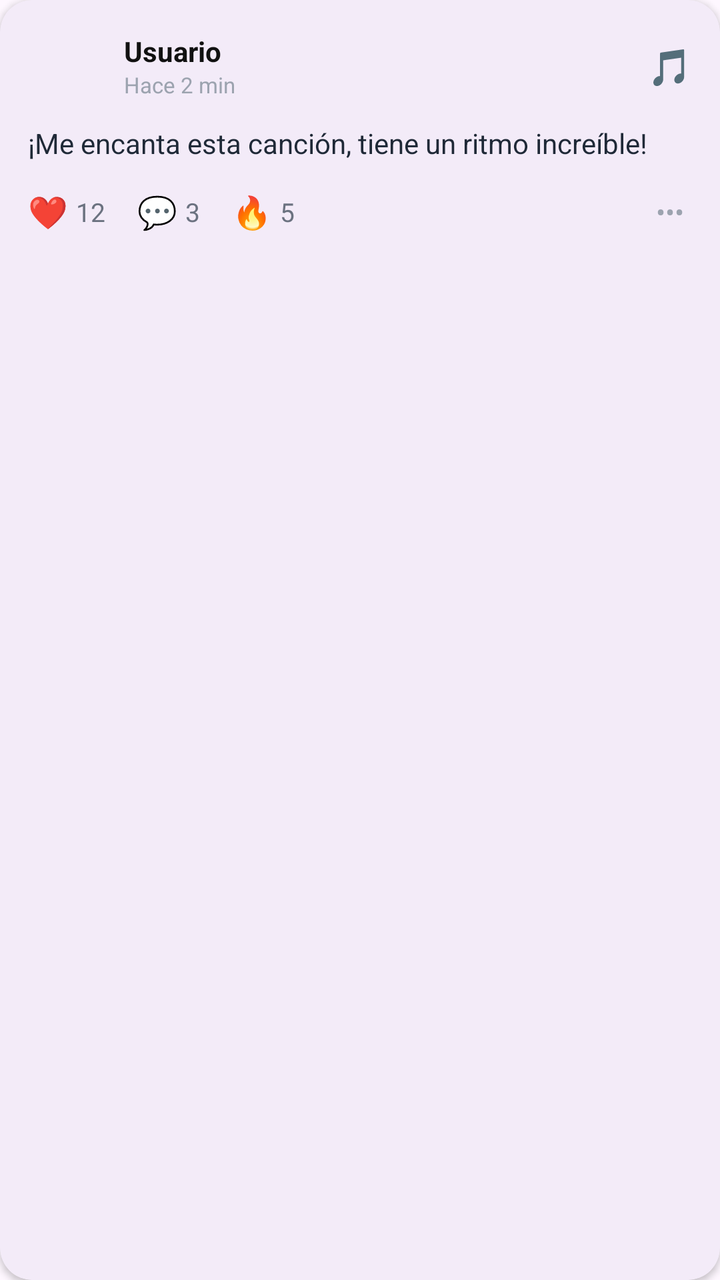
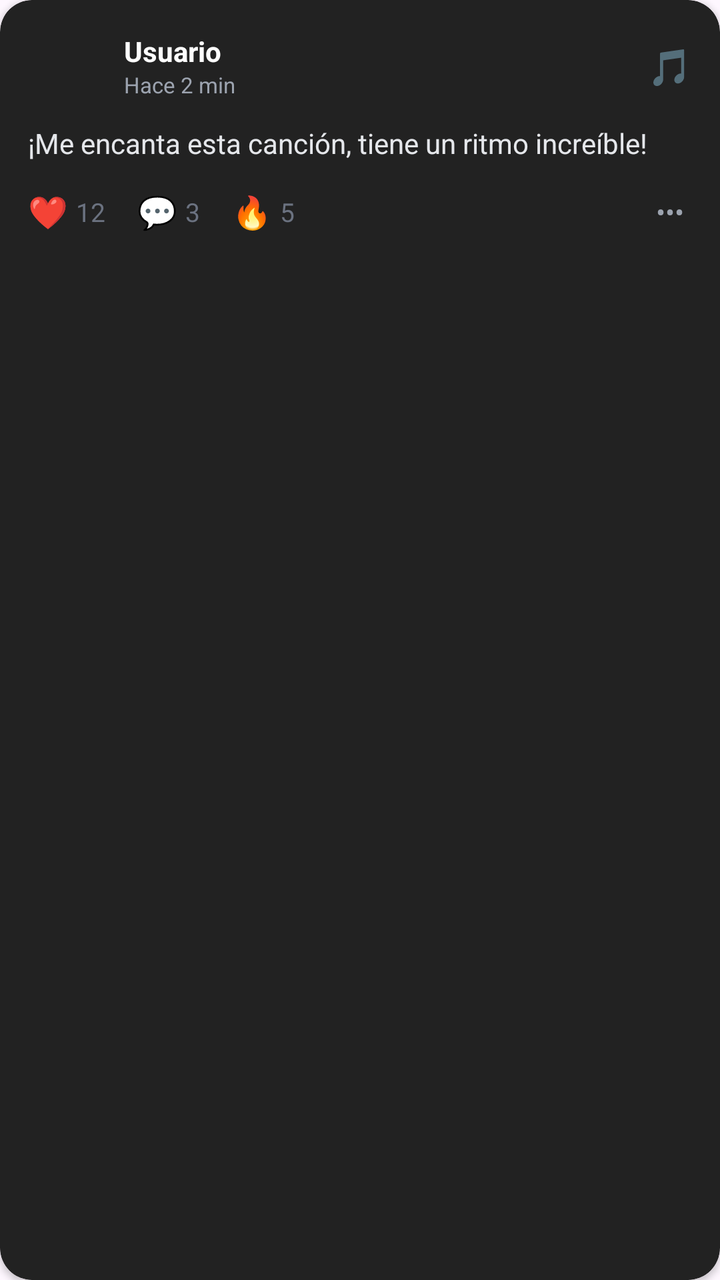

Two renders of the same Android screen: before a commit and after it. Below are the layout's source before the change and the commit's diff.
<!-- AndroidManifest.xml: application theme Theme.Panchify -->
<!-- res/layout/item_comment.xml -->
<?xml version="1.0" encoding="utf-8"?>
<com.google.android.material.card.MaterialCardView
    xmlns:android="http://schemas.android.com/apk/res/android"
    xmlns:app="http://schemas.android.com/apk/res-auto"
    android:id="@+id/cardComment"
    android:layout_width="match_parent"
    android:layout_height="wrap_content"
    android:layout_marginHorizontal="12dp"
    android:layout_marginVertical="6dp"
    app:cardCornerRadius="16dp"
    app:cardElevation="2dp"
    app:strokeWidth="0dp">

    <LinearLayout
        android:layout_width="match_parent"
        android:layout_height="wrap_content"
        android:orientation="vertical"
        android:padding="14dp">

        
        <LinearLayout
            android:layout_width="match_parent"
            android:layout_height="wrap_content"
            android:orientation="horizontal"
            android:gravity="center_vertical">

            <ImageView
                android:id="@+id/imgUserAvatar"
                android:layout_width="38dp"
                android:layout_height="38dp"
                android:scaleType="centerCrop"
                android:src="@android:drawable/sym_def_app_icon"
                android:background="@android:drawable/sym_def_app_icon"
                android:contentDescription="Avatar"/>

            <LinearLayout
                android:layout_width="0dp"
                android:layout_height="wrap_content"
                android:layout_weight="1"
                android:orientation="vertical"
                android:layout_marginStart="10dp">

                <TextView
                    android:id="@+id/txtUserName"
                    android:layout_width="wrap_content"
                    android:layout_height="wrap_content"
                    android:text="Usuario"
                    android:textStyle="bold"
                    android:textSize="14sp"
                    android:textColor="#111111"/>

                <TextView
                    android:id="@+id/txtCommentTime"
                    android:layout_width="wrap_content"
                    android:layout_height="wrap_content"
                    android:text="Hace 2 min"
                    android:textSize="11sp"
                    android:textColor="#9CA3AF"/>
            </LinearLayout>

            
            <TextView
                android:id="@+id/txtMusicEmoji"
                android:layout_width="wrap_content"
                android:layout_height="wrap_content"
                android:text="🎵"
                android:textSize="18sp"/>
        </LinearLayout>

        
        <TextView
            android:id="@+id/txtCommentText"
            android:layout_width="match_parent"
            android:layout_height="wrap_content"
            android:layout_marginTop="10dp"
            android:text="¡Me encanta esta canción, tiene un ritmo increíble!"
            android:textSize="14sp"
            android:textColor="#1F2937"
            android:lineSpacingMultiplier="1.3"/>

        
        <LinearLayout
            android:id="@+id/layoutSongRef"
            android:layout_width="match_parent"
            android:layout_height="wrap_content"
            android:orientation="horizontal"
            android:gravity="center_vertical"
            android:layout_marginTop="8dp"
            android:padding="8dp"
            android:background="#F3F4F6"
            android:visibility="gone">

            <TextView
                android:layout_width="wrap_content"
                android:layout_height="wrap_content"
                android:text="🎧"
                android:textSize="16sp"
                android:layout_marginEnd="6dp"/>

            <TextView
                android:id="@+id/txtSongRef"
                android:layout_width="0dp"
                android:layout_height="wrap_content"
                android:layout_weight="1"
                android:text="Nombre de la canción"
                android:textSize="12sp"
                android:textColor="#6B7280"
                android:ellipsize="end"
                android:maxLines="1"/>
        </LinearLayout>

        
        <LinearLayout
            android:layout_width="match_parent"
            android:layout_height="wrap_content"
            android:orientation="horizontal"
            android:layout_marginTop="10dp"
            android:gravity="center_vertical">

            
            <LinearLayout
                android:id="@+id/btnLike"
                android:layout_width="wrap_content"
                android:layout_height="wrap_content"
                android:orientation="horizontal"
                android:gravity="center_vertical"
                android:background="?attr/selectableItemBackgroundBorderless"
                android:paddingEnd="16dp"
                android:paddingVertical="4dp"
                android:clickable="true"
                android:focusable="true">

                <TextView
                    android:layout_width="wrap_content"
                    android:layout_height="wrap_content"
                    android:text="❤️"
                    android:textSize="16sp"/>

                <TextView
                    android:id="@+id/txtLikeCount"
                    android:layout_width="wrap_content"
                    android:layout_height="wrap_content"
                    android:text="12"
                    android:textSize="13sp"
                    android:textColor="#6B7280"
                    android:layout_marginStart="4dp"/>
            </LinearLayout>

            
            <LinearLayout
                android:id="@+id/btnReply"
                android:layout_width="wrap_content"
                android:layout_height="wrap_content"
                android:orientation="horizontal"
                android:gravity="center_vertical"
                android:background="?attr/selectableItemBackgroundBorderless"
                android:paddingEnd="16dp"
                android:paddingVertical="4dp"
                android:clickable="true"
                android:focusable="true">

                <TextView
                    android:layout_width="wrap_content"
                    android:layout_height="wrap_content"
                    android:text="💬"
                    android:textSize="16sp"/>

                <TextView
                    android:id="@+id/txtReplyCount"
                    android:layout_width="wrap_content"
                    android:layout_height="wrap_content"
                    android:text="3"
                    android:textSize="13sp"
                    android:textColor="#6B7280"
                    android:layout_marginStart="4dp"/>
            </LinearLayout>

            
            <LinearLayout
                android:id="@+id/btnFire"
                android:layout_width="wrap_content"
                android:layout_height="wrap_content"
                android:orientation="horizontal"
                android:gravity="center_vertical"
                android:background="?attr/selectableItemBackgroundBorderless"
                android:paddingEnd="16dp"
                android:paddingVertical="4dp"
                android:clickable="true"
                android:focusable="true">

                <TextView
                    android:layout_width="wrap_content"
                    android:layout_height="wrap_content"
                    android:text="🔥"
                    android:textSize="16sp"/>

                <TextView
                    android:id="@+id/txtFireCount"
                    android:layout_width="wrap_content"
                    android:layout_height="wrap_content"
                    android:text="5"
                    android:textSize="13sp"
                    android:textColor="#6B7280"
                    android:layout_marginStart="4dp"/>
            </LinearLayout>

            <View
                android:layout_width="0dp"
                android:layout_height="1dp"
                android:layout_weight="1"/>

            
            <TextView
                android:id="@+id/btnOptions"
                android:layout_width="wrap_content"
                android:layout_height="wrap_content"
                android:text="•••"
                android:textSize="14sp"
                android:textColor="#9CA3AF"
                android:background="?attr/selectableItemBackgroundBorderless"
                android:paddingVertical="4dp"
                android:paddingHorizontal="4dp"
                android:clickable="true"
                android:focusable="true"/>
        </LinearLayout>

    </LinearLayout>

</com.google.android.material.card.MaterialCardView>
<!-- resources referenced by this layout -->
<resources>
  <style name="Theme.Panchify" parent="Base.Theme.Panchify" />
  <style name="Base.Theme.Panchify" parent="Theme.Material3.DayNight.NoActionBar">
          
          
      </style>
</resources>

<!-- the commit's change to res/layout/item_comment.xml (unified diff, before → after) -->
@@ -9,7 +9,8 @@
     android:layout_marginVertical="6dp"
     app:cardCornerRadius="16dp"
     app:cardElevation="2dp"
-    app:strokeWidth="0dp">
+    app:strokeWidth="0dp"
+    app:cardBackgroundColor="#222222">
 
     <LinearLayout
         android:layout_width="match_parent"
@@ -47,7 +48,7 @@
                     android:text="Usuario"
                     android:textStyle="bold"
                     android:textSize="14sp"
-                    android:textColor="#111111"/>
+                    android:textColor="#FFFFFF"/>
 
                 <TextView
                     android:id="@+id/txtCommentTime"
@@ -75,7 +76,7 @@
             android:layout_marginTop="10dp"
             android:text="¡Me encanta esta canción, tiene un ritmo increíble!"
             android:textSize="14sp"
-            android:textColor="#1F2937"
+            android:textColor="#E5E7EB"
             android:lineSpacingMultiplier="1.3"/>
 
         
@@ -87,15 +88,19 @@
             android:gravity="center_vertical"
             android:layout_marginTop="8dp"
             android:padding="8dp"
-            android:background="#F3F4F6"
-            android:visibility="gone">
-
-            <TextView
-                android:layout_width="wrap_content"
-                android:layout_height="wrap_content"
-                android:text="🎧"
-                android:textSize="16sp"
-                android:layout_marginEnd="6dp"/>
+            android:background="#333333"
+            android:visibility="gone"
+            android:clickable="true"
+            android:focusable="true"
+            android:foreground="?attr/selectableItemBackground">
+
+            <ImageView
+                android:id="@+id/imgSongCover"
+                android:layout_width="32dp"
+                android:layout_height="32dp"
+                android:layout_marginEnd="8dp"
+                android:scaleType="centerCrop"
+                android:src="@android:drawable/ic_media_play"/>
 
             <TextView
                 android:id="@+id/txtSongRef"
@@ -103,8 +108,9 @@
                 android:layout_height="wrap_content"
                 android:layout_weight="1"
                 android:text="Nombre de la canción"
-                android:textSize="12sp"
-                android:textColor="#6B7280"
+                android:textSize="13sp"
+                android:textColor="#D1D5DB"
+                android:textStyle="bold"
                 android:ellipsize="end"
                 android:maxLines="1"/>
         </LinearLayout>
